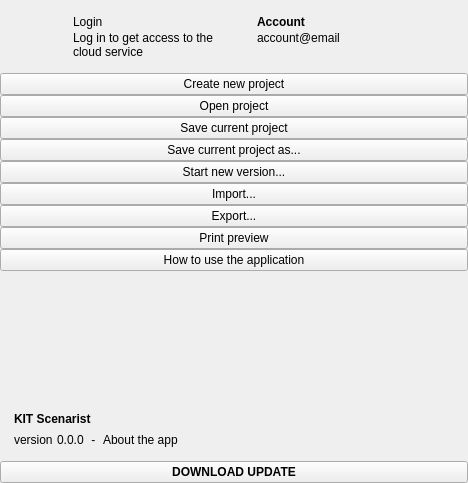
dimkanovikov/KITScenarist, file src/bin/scenarist-desktop/UserInterfaceLayer/Application/MenuView.ui: the form before one commit.
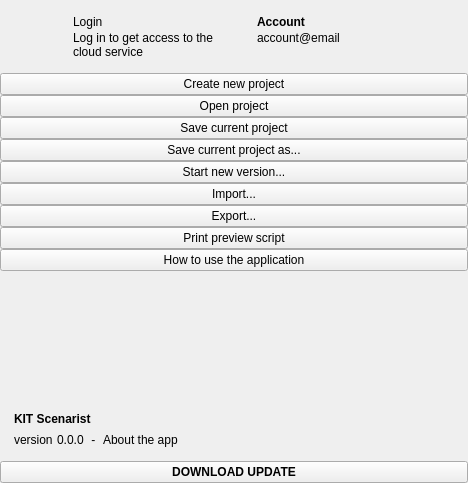
The form after the commit. Icons and pictures are not drawn. Custom widgets are drawn as their Qt base class.

What changed in the file:
```diff
--- a/src/bin/scenarist-desktop/UserInterfaceLayer/Application/MenuView.ui
+++ b/src/bin/scenarist-desktop/UserInterfaceLayer/Application/MenuView.ui
@@ -328,7 +328,7 @@
           <item>
            <widget class="MenuButton" name="printPreview">
             <property name="text">
-             <string>Print preview</string>
+             <string>Print preview script</string>
             </property>
             <property name="icon">
              <iconset resource="../../../scenarist-core/Resources/Resources.qrc">
```
